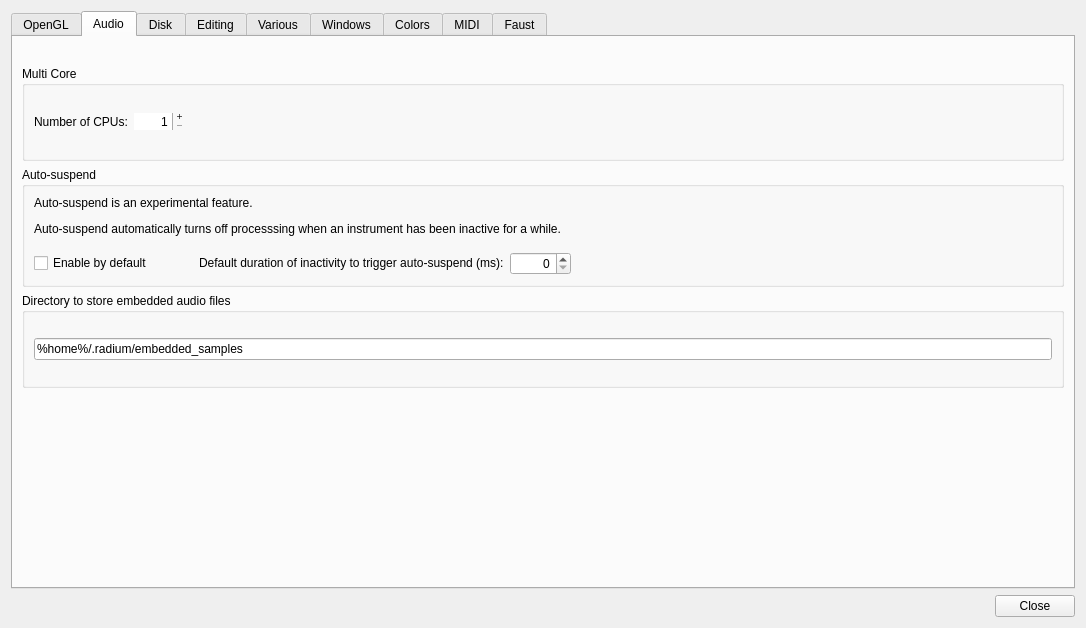
Above: Qt/qt4_preferences.ui from kmatheussen/radium before the change. Below: the same form after it.
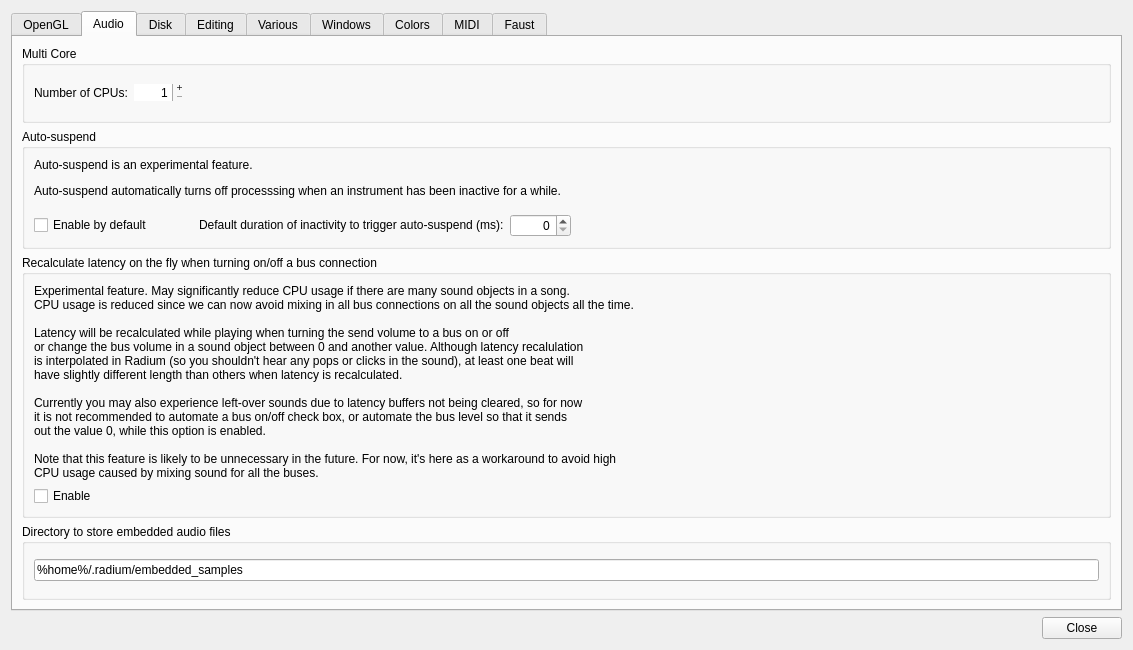
That is the form after the change. The open tabs and pages were chosen to show the change.

Commit message: Option to recalculate latency on the fly when turning on/off a bus connection. Saves a lot of CPU.

Diff of the .ui file:
```diff
--- a/Qt/qt4_preferences.ui
+++ b/Qt/qt4_preferences.ui
@@ -6,8 +6,8 @@
    <rect>
     <x>0</x>
     <y>0</y>
-    <width>1086</width>
-    <height>628</height>
+    <width>1133</width>
+    <height>650</height>
    </rect>
   </property>
   <property name="windowTitle">
@@ -517,22 +517,6 @@
        <string>Audio</string>
       </attribute>
       <layout class="QVBoxLayout" name="verticalLayout_4">
-       <item>
-        <spacer name="verticalSpacer_5">
-         <property name="orientation">
-          <enum>Qt::Vertical</enum>
-         </property>
-         <property name="sizeType">
-          <enum>QSizePolicy::Fixed</enum>
-         </property>
-         <property name="sizeHint" stdset="0">
-          <size>
-           <width>20</width>
-           <height>20</height>
-          </size>
-         </property>
-        </spacer>
-       </item>
        <item>
         <widget class="QGroupBox" name="groupBox">
          <property name="sizePolicy">
@@ -755,6 +739,93 @@
          </layout>
         </widget>
        </item>
+       <item>
+        <widget class="QGroupBox" name="groupBox_5">
+         <property name="font">
+          <font>
+           <pointsize>9</pointsize>
+           <weight>50</weight>
+           <bold>false</bold>
+          </font>
+         </property>
+         <property name="title">
+          <string>Recalculate latency on the fly when turning on/off a bus connection</string>
+         </property>
+         <layout class="QVBoxLayout" name="verticalLayout_5">
+          <item>
+           <widget class="QLabel" name="label_14">
+            <property name="font">
+             <font>
+              <weight>50</weight>
+              <bold>false</bold>
+             </font>
+            </property>
+            <property name="text">
+             <string>&lt;html&gt;&lt;head/&gt;&lt;body&gt;&lt;span style=&quot; color:#000000;&quot;&gt;
+Experimental feature. May significantly reduce CPU usage if there are many sound objects in a song.&lt;br/&gt;
+CPU usage is reduced since we can now avoid mixing in all bus connections on all the sound objects all the time.&lt;br/&gt;
+&lt;br/&gt;
+Latency will be recalculated while playing when turning the send volume to a bus on or off&lt;br/&gt;
+or change the bus volume in a sound object between 0 and another value. Although latency recalulation&lt;br/&gt;
+is interpolated in Radium (so you shouldn't hear any pops or clicks in the sound), at least one beat will&lt;br/&gt;
+have slightly different length than others when latency is recalculated.&lt;br/&gt;
+&lt;br/&gt;
+Currently you may also experience left-over sounds due to latency buffers not being cleared, so for now &lt;br/&gt;
+it is not recommended to automate a bus on/off check box, or automate the bus level so that it sends&lt;br/&gt;
+out the value 0, while this option is enabled.&lt;br/&gt;
+&lt;br/&gt;
+Note that this feature is likely to be unnecessary in the future. For now, it's here as a workaround to avoid high&lt;br/&gt;
+CPU usage caused by mixing sound for all the buses.
+&lt;/span&gt;&lt;/body&gt;&lt;/html&gt;</string>
+            </property>
+           </widget>
+          </item>
+          <item>
+           <layout class="QHBoxLayout" name="horizontalLayout_3">
+            <item>
+             <widget class="QCheckBox" name="recalculate_bus_latency_onoff">
+              <property name="text">
+               <string>Enable</string>
+              </property>
+             </widget>
+            </item>
+            <item>
+             <spacer name="horizontalSpacer_12">
+              <property name="orientation">
+               <enum>Qt::Horizontal</enum>
+              </property>
+              <property name="sizeType">
+               <enum>QSizePolicy::Fixed</enum>
+              </property>
+              <property name="sizeHint" stdset="0">
+               <size>
+                <width>20</width>
+                <height>20</height>
+               </size>
+              </property>
+             </spacer>
+            </item>
+            <item>
+             <spacer name="horizontalSpacer_13">
+              <property name="orientation">
+               <enum>Qt::Horizontal</enum>
+              </property>
+              <property name="sizeType">
+               <enum>QSizePolicy::Fixed</enum>
+              </property>
+              <property name="sizeHint" stdset="0">
+               <size>
+                <width>40</width>
+                <height>20</height>
+               </size>
+              </property>
+             </spacer>
+            </item>
+           </layout>
+          </item>
+         </layout>
+        </widget>
+       </item>
        <item>
         <widget class="QGroupBox" name="embedded_audio_group">
          <property name="sizePolicy">
@@ -788,32 +859,6 @@
          </layout>
         </widget>
        </item>
-       <item>
-        <spacer name="verticalSpacer_4">
-         <property name="orientation">
-          <enum>Qt::Vertical</enum>
-         </property>
-         <property name="sizeHint" stdset="0">
-          <size>
-           <width>20</width>
-           <height>40</height>
-          </size>
-         </property>
-        </spacer>
-       </item>
-       <item>
-        <spacer name="verticalSpacer_3">
-         <property name="orientation">
-          <enum>Qt::Vertical</enum>
-         </property>
-         <property name="sizeHint" stdset="0">
-          <size>
-           <width>20</width>
-           <height>40</height>
-          </size>
-         </property>
-        </spacer>
-       </item>
       </layout>
      </widget>
      <widget class="QWidget" name="Disk">
```
Left out of the diff: 10 changed lines with no effect on the pictures. The commit also changes 5 other files.
